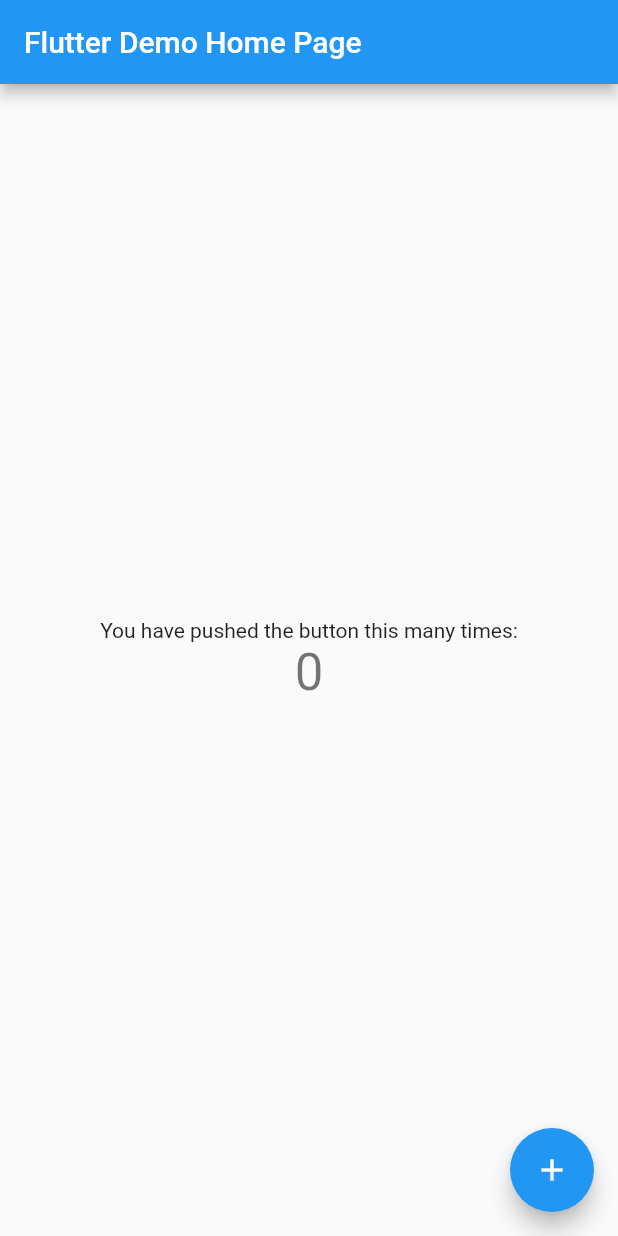
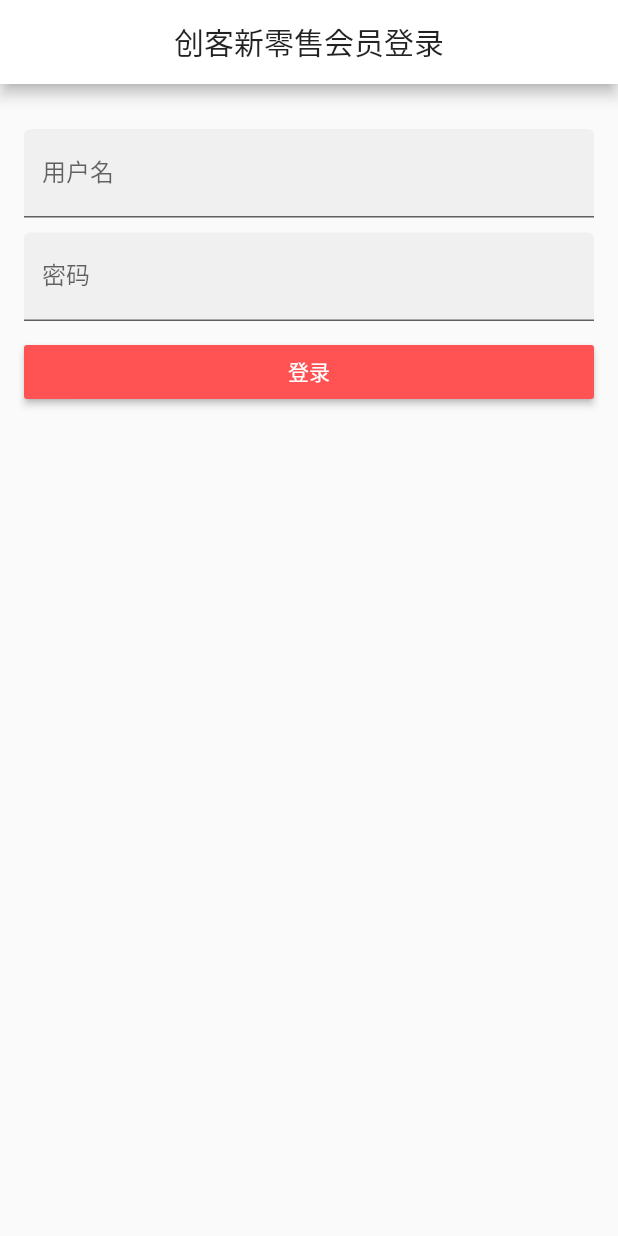
Before and after one commit to huxiaoqiao/MakerNewRetail, a Flutter app: the screen it shows after launch, on a phone screen of 412 x 824 dp. Run offline on Flutter 3.47's test engine with Material 2 defaults, Android fonts, the phone set to English and light mode, and no system bars.

Commit message:
create login home page,complete loginpage layout

```diff
--- /dev/null
+++ b/maker_new_retail/lib/app.dart
@@ -0,0 +1,36 @@
+import 'package:flutter/material.dart';
+
+import 'home.dart';
+import 'login.dart';
+
+
+class RetailApp extends StatelessWidget {
+
+  @override
+  Widget build(BuildContext context) {
+      return MaterialApp(
+        title: "创客新零售",
+        theme: ThemeData(
+          primaryColor: Colors.white,
+        ),
+        home: HomePage(),
+        initialRoute: '/login',
+        onGenerateRoute: _getRoute,
+      );
+  }
+
+  Route<dynamic> _getRoute(RouteSettings settings) {
+
+    if (settings.name != '/login') {
+      return null;
+    }
+
+    return MaterialPageRoute<void>(
+      settings: settings,
+      builder: (BuildContext context) => LoginPage(),
+      fullscreenDialog: true,
+    );
+
+  }
+
+}
--- /dev/null
+++ b/maker_new_retail/lib/home.dart
@@ -0,0 +1,14 @@
+import 'package:flutter/material.dart';
+
+
+class HomePage extends StatelessWidget {
+
+  @override
+  Widget build(BuildContext context) {
+      return Scaffold(
+        body: Center(
+          child: Text('You did it!'),
+        ),
+      );
+  }
+}
--- /dev/null
+++ b/maker_new_retail/lib/login.dart
@@ -0,0 +1,60 @@
+import 'package:flutter/material.dart';
+
+///创客新零售登录页
+///create by hjh on 2019.2.6
+class LoginPage extends StatefulWidget {
+  @override
+  _LoginPageState createState() => _LoginPageState();
+}
+
+class _LoginPageState extends State<LoginPage> {
+  @override
+  Widget build(BuildContext context) {
+    return Scaffold(
+      appBar: AppBar(
+        title: Text("创客新零售会员登录"),
+        automaticallyImplyLeading: false,
+        centerTitle: true,
+      ),
+      body: SafeArea(
+          child: ListView(
+            padding: EdgeInsets.symmetric(horizontal: 16.0),
+            children: <Widget>[
+              SizedBox(height: 30.0),
+              // [用户名]
+              TextField(
+                decoration: InputDecoration(
+                  filled: true,
+                  labelText: "用户名",
+                ),
+              ),
+              SizedBox(height: 10.0),
+              // [密码]
+              TextField(
+                decoration: InputDecoration(
+                  filled: true,
+                  labelText: "密码",
+                ),
+                obscureText: true,
+              ),
+              SizedBox(height: 10.0),
+              // 登录按钮
+              RaisedButton(
+                child: Text("登录"),
+                color: Colors.redAccent,
+                textColor: Colors.white,
+                //TODO:添加圆角，调整高度
+
+                onPressed: () {
+                  // TODO:校验用户名和密码，跳转到主页
+
+                },
+              ),
+              // TODO:添加[忘记密码]按钮
+
+            ],
+          ),
+      ),
+    );
+  }
+}
--- a/maker_new_retail/lib/main.dart
+++ b/maker_new_retail/lib/main.dart
@@ -1,111 +1,112 @@
 import 'package:flutter/material.dart';
+import 'package:maker_new_retail/app.dart';
 
-void main() => runApp(MyApp());
+void main() => runApp(RetailApp());
 
-class MyApp extends StatelessWidget {
-  // This widget is the root of your application.
-  @override
-  Widget build(BuildContext context) {
-    return MaterialApp(
-      title: 'Flutter Demo',
-      theme: ThemeData(
-        // This is the theme of your application.
-        //
-        // Try running your application with "flutter run". You'll see the
-        // application has a blue toolbar. Then, without quitting the app, try
-        // changing the primarySwatch below to Colors.green and then invoke
-        // "hot reload" (press "r" in the console where you ran "flutter run",
-        // or simply save your changes to "hot reload" in a Flutter IDE).
-        // Notice that the counter didn't reset back to zero; the application
-        // is not restarted.
-        primarySwatch: Colors.blue,
-      ),
-      home: MyHomePage(title: 'Flutter Demo Home Page'),
-    );
-  }
-}
-
-class MyHomePage extends StatefulWidget {
-  MyHomePage({Key key, this.title}) : super(key: key);
-
-  // This widget is the home page of your application. It is stateful, meaning
-  // that it has a State object (defined below) that contains fields that affect
-  // how it looks.
-
-  // This class is the configuration for the state. It holds the values (in this
-  // case the title) provided by the parent (in this case the App widget) and
-  // used by the build method of the State. Fields in a Widget subclass are
-  // always marked "final".
-
-  final String title;
-
-  @override
-  _MyHomePageState createState() => _MyHomePageState();
-}
-
-class _MyHomePageState extends State<MyHomePage> {
-  int _counter = 0;
-
-  void _incrementCounter() {
-    setState(() {
-      // This call to setState tells the Flutter framework that something has
-      // changed in this State, which causes it to rerun the build method below
-      // so that the display can reflect the updated values. If we changed
-      // _counter without calling setState(), then the build method would not be
-      // called again, and so nothing would appear to happen.
-      _counter++;
-    });
-  }
-
-  @override
-  Widget build(BuildContext context) {
-    // This method is rerun every time setState is called, for instance as done
-    // by the _incrementCounter method above.
-    //
-    // The Flutter framework has been optimized to make rerunning build methods
-    // fast, so that you can just rebuild anything that needs updating rather
-    // than having to individually change instances of widgets.
-    return Scaffold(
-      appBar: AppBar(
-        // Here we take the value from the MyHomePage object that was created by
-        // the App.build method, and use it to set our appbar title.
-        title: Text(widget.title),
-      ),
-      body: Center(
-        // Center is a layout widget. It takes a single child and positions it
-        // in the middle of the parent.
-        child: Column(
-          // Column is also layout widget. It takes a list of children and
-          // arranges them vertically. By default, it sizes itself to fit its
-          // children horizontally, and tries to be as tall as its parent.
-          //
-          // Invoke "debug painting" (press "p" in the console, choose the
-          // "Toggle Debug Paint" action from the Flutter Inspector in Android
-          // Studio, or the "Toggle Debug Paint" command in Visual Studio Code)
-          // to see the wireframe for each widget.
-          //
-          // Column has various properties to control how it sizes itself and
-          // how it positions its children. Here we use mainAxisAlignment to
-          // center the children vertically; the main axis here is the vertical
-          // axis because Columns are vertical (the cross axis would be
-          // horizontal).
-          mainAxisAlignment: MainAxisAlignment.center,
-          children: <Widget>[
-            Text(
-              'You have pushed the button this many times:',
-            ),
-            Text(
-              '$_counter',
-              style: Theme.of(context).textTheme.display1,
-            ),
-          ],
-        ),
-      ),
-      floatingActionButton: FloatingActionButton(
-        onPressed: _incrementCounter,
-        tooltip: 'Increment',
-        child: Icon(Icons.add),
-      ), // This trailing comma makes auto-formatting nicer for build methods.
-    );
-  }
-}
+//class MyApp extends StatelessWidget {
+//  // This widget is the root of your application.
+//  @override
+//  Widget build(BuildContext context) {
+//    return MaterialApp(
+//      title: 'Flutter Demo',
+//      theme: ThemeData(
+//        // This is the theme of your application.
+//        //
+//        // Try running your application with "flutter run". You'll see the
+//        // application has a blue toolbar. Then, without quitting the app, try
+//        // changing the primarySwatch below to Colors.green and then invoke
+//        // "hot reload" (press "r" in the console where you ran "flutter run",
+//        // or simply save your changes to "hot reload" in a Flutter IDE).
+//        // Notice that the counter didn't reset back to zero; the application
+//        // is not restarted.
+//        primarySwatch: Colors.blue,
+//      ),
+//      home: MyHomePage(title: 'Flutter Demo Home Page'),
+//    );
+//  }
+//}
+//
+//class MyHomePage extends StatefulWidget {
+//  MyHomePage({Key key, this.title}) : super(key: key);
+//
+//  // This widget is the home page of your application. It is stateful, meaning
+//  // that it has a State object (defined below) that contains fields that affect
+//  // how it looks.
+//
+//  // This class is the configuration for the state. It holds the values (in this
+//  // case the title) provided by the parent (in this case the App widget) and
+//  // used by the build method of the State. Fields in a Widget subclass are
+//  // always marked "final".
+//
+//  final String title;
+//
+//  @override
+//  _MyHomePageState createState() => _MyHomePageState();
+//}
+//
+//class _MyHomePageState extends State<MyHomePage> {
+//  int _counter = 0;
+//
+//  void _incrementCounter() {
+//    setState(() {
+//      // This call to setState tells the Flutter framework that something has
+//      // changed in this State, which causes it to rerun the build method below
+//      // so that the display can reflect the updated values. If we changed
+//      // _counter without calling setState(), then the build method would not be
+//      // called again, and so nothing would appear to happen.
+//      _counter++;
+//    });
+//  }
+//
+//  @override
+//  Widget build(BuildContext context) {
+//    // This method is rerun every time setState is called, for instance as done
+//    // by the _incrementCounter method above.
+//    //
+//    // The Flutter framework has been optimized to make rerunning build methods
+//    // fast, so that you can just rebuild anything that needs updating rather
+//    // than having to individually change instances of widgets.
+//    return Scaffold(
+//      appBar: AppBar(
+//        // Here we take the value from the MyHomePage object that was created by
+//        // the App.build method, and use it to set our appbar title.
+//        title: Text(widget.title),
+//      ),
+//      body: Center(
+//        // Center is a layout widget. It takes a single child and positions it
+//        // in the middle of the parent.
+//        child: Column(
+//          // Column is also layout widget. It takes a list of children and
+//          // arranges them vertically. By default, it sizes itself to fit its
+//          // children horizontally, and tries to be as tall as its parent.
+//          //
+//          // Invoke "debug painting" (press "p" in the console, choose the
+//          // "Toggle Debug Paint" action from the Flutter Inspector in Android
+//          // Studio, or the "Toggle Debug Paint" command in Visual Studio Code)
+//          // to see the wireframe for each widget.
+//          //
+//          // Column has various properties to control how it sizes itself and
+//          // how it positions its children. Here we use mainAxisAlignment to
+//          // center the children vertically; the main axis here is the vertical
+//          // axis because Columns are vertical (the cross axis would be
+//          // horizontal).
+//          mainAxisAlignment: MainAxisAlignment.center,
+//          children: <Widget>[
+//            Text(
+//              'You have pushed the button this many times:',
+//            ),
+//            Text(
+//              '$_counter',
+//              style: Theme.of(context).textTheme.display1,
+//            ),
+//          ],
+//        ),
+//      ),
+//      floatingActionButton: FloatingActionButton(
+//        onPressed: _incrementCounter,
+//        tooltip: 'Increment',
+//        child: Icon(Icons.add),
+//      ), // This trailing comma makes auto-formatting nicer for build methods.
+//    );
+//  }
+//}
```
Also changed, not shown: 1 other file.
